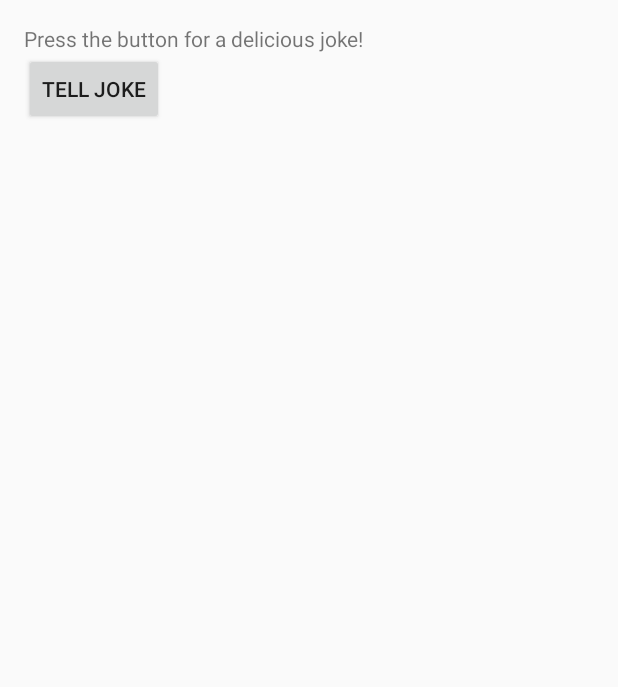
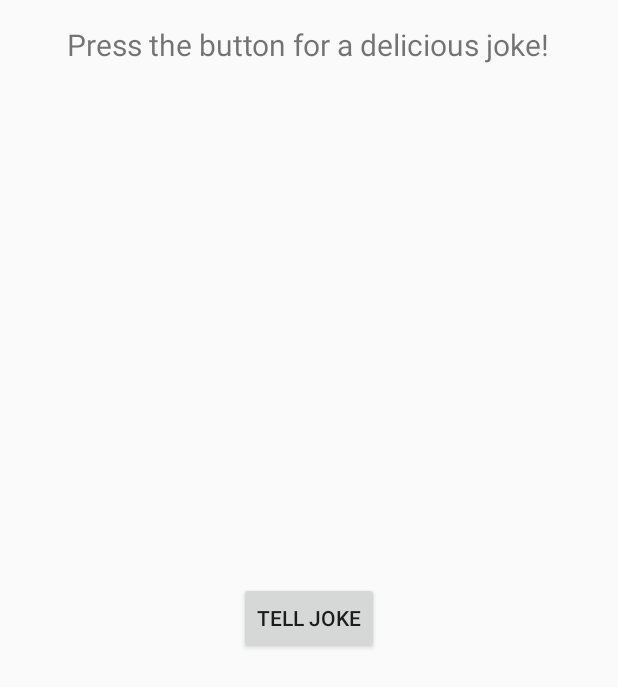
Before and after one commit to tal32123/Build-It-Bigger, an Android app: the layout fragment_main.xml on its own in the app's theme, with its tools: preview values and no code run, on a phone screen of 412 x 824 dp. Shown: the top 687 px of the screen. Run offline under Robolectric (Android 15) with nearby library versions, the phone set to English and light mode, and no system bars.

Commit message:
Minor text edits

```diff
--- a/app/src/main/java/com/udacity/gradle/builditbigger/EndpointsAsyncTask.java
+++ b/app/src/main/java/com/udacity/gradle/builditbigger/EndpointsAsyncTask.java
@@ -21,7 +21,6 @@ class EndpointsAsyncTask extends AsyncTask<Object, Object, Void> {
 
     @Override
     protected Void doInBackground(Object... params) {
-        Log.i(LOG_TAG, "Asynctask called");
         if(myApiService == null) {  // Only do this once
             MyApi.Builder builder = new MyApi.Builder(AndroidHttp.newCompatibleTransport(), new AndroidJsonFactory(), null)
                     .setRootUrl("https://build-it-bigger-144704.appspot.com/_ah/api/");
@@ -37,14 +36,12 @@ class EndpointsAsyncTask extends AsyncTask<Object, Object, Void> {
         } catch (IOException e) {
             e.printStackTrace();
         }
-        Log.i(LOG_TAG, joke);
         return null;
     }
 
     @Override
     protected void onPostExecute(Void aVoid) {
-        Log.i(LOG_TAG, joke);
-        Log.i(LOG_TAG, "onPostExecute complete");
+
         return;
     }
 
--- a/app/src/main/java/com/udacity/gradle/builditbigger/MainActivity.java
+++ b/app/src/main/java/com/udacity/gradle/builditbigger/MainActivity.java
@@ -6,8 +6,6 @@ import android.support.v7.app.ActionBarActivity;
 import android.util.Log;
 import android.view.Menu;
 import android.view.View;
-
-import com.example.JokeifyMe;
 
 import tk.talcharnes.joketivity.Joketivity;
 
@@ -31,7 +29,6 @@ public class MainActivity extends ActionBarActivity {
     }
 
 
-    JokeifyMe jokeifyMe = new JokeifyMe();
 
     public void tellJoke(View view) {
 
@@ -40,7 +37,6 @@ public class MainActivity extends ActionBarActivity {
             protected Void doInBackground(Object... params) {
                 super.doInBackground(params);
                 String joke = endpointsAsyncTask.getJoke();
-                Log.i(LOG_TAG, joke);
                 Intent jokeIntent = new Intent(getApplicationContext(), Joketivity.class);
                 jokeIntent.putExtra(Joketivity.INTENT_JOKE_TAG, joke);
                 startActivity(jokeIntent);
--- a/app/src/main/res/layout/fragment_main.xml
+++ b/app/src/main/res/layout/fragment_main.xml
@@ -13,17 +13,17 @@
         android:id="@+id/instructions_text_view"
         android:layout_width="wrap_content"
         android:layout_height="wrap_content"
-        android:text="@string/instructions" />
+        android:layout_centerHorizontal="true"
+        android:text="@string/instructions"
+        android:textSize="20sp"
+        />
 
     <Button
         android:layout_width="wrap_content"
         android:layout_height="wrap_content"
         android:onClick="tellJoke"
         android:text="@string/button_text"
-
-        android:layout_below="@+id/instructions_text_view"
-        android:layout_alignParentLeft="true"
-        android:layout_alignParentStart="true"
+        android:layout_centerInParent="true"
         android:id="@+id/button2" />
 
 </RelativeLayout>
```
Also changed, not shown: 45 other files.
